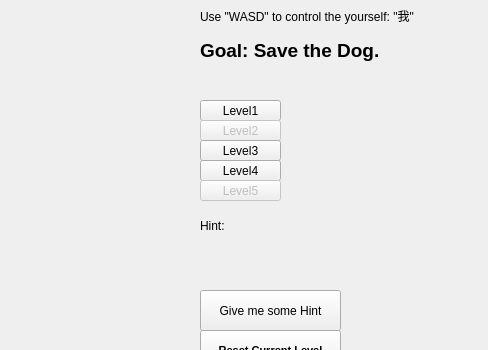
This is mastermainwindow.ui in UofU-CS3505/cs3505-assignment9-KingsleyCRS as Qt 5 draws it before an edit; both pictures show x 400 to 888 and y 0 to 350 of the 888 by 691 pixel window. The edited form follows.
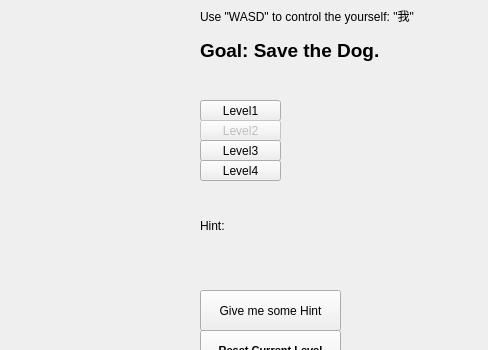
This is the edited form. Custom widgets are drawn as their Qt base class.

Commit message: delete level 5 in master

Diff of the .ui file:
```diff
--- a/mastermainwindow.ui
+++ b/mastermainwindow.ui
@@ -120,22 +120,6 @@
       <string>Level4</string>
      </property>
     </widget>
-    <widget class="QPushButton" name="Level5Button">
-     <property name="enabled">
-      <bool>false</bool>
-     </property>
-     <property name="geometry">
-      <rect>
-       <x>0</x>
-       <y>180</y>
-       <width>81</width>
-       <height>21</height>
-      </rect>
-     </property>
-     <property name="text">
-      <string>Level5</string>
-     </property>
-    </widget>
     <widget class="QLabel" name="Goal">
      <property name="geometry">
       <rect>
```
The commit also changes 6 other files.
